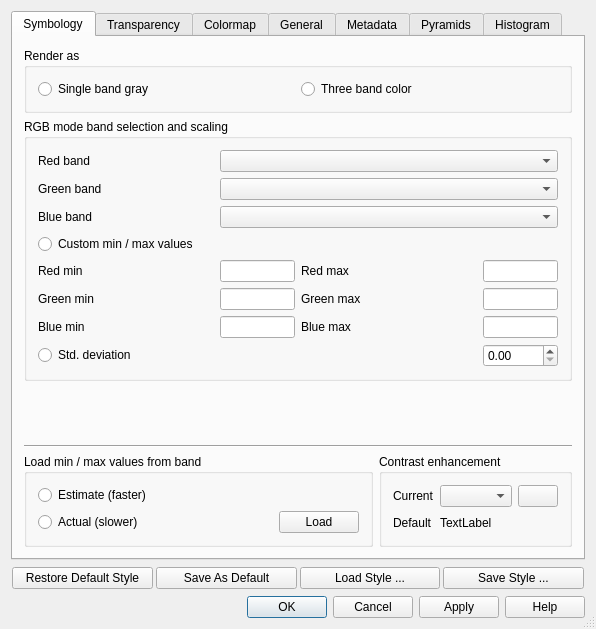
Before: the Qt Designer form src/ui/qgsrasterlayerpropertiesbase.ui in stopa85/Quantum-GIS, drawn with Qt 5.
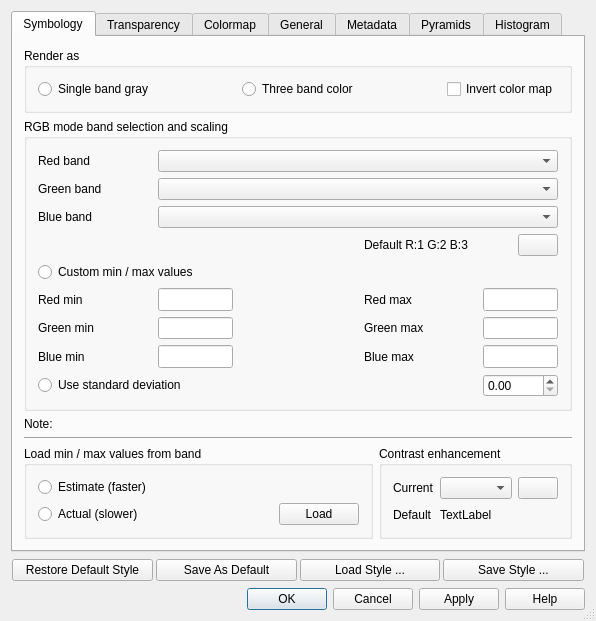
After: the same form once the commit is applied. The open tabs and pages were chosen to show the change. Icons and pictures are not drawn.

Patch:
```diff
--- a/src/ui/qgsrasterlayerpropertiesbase.ui
+++ b/src/ui/qgsrasterlayerpropertiesbase.ui
@@ -6,7 +6,7 @@
     <x>0</x>
     <y>0</y>
     <width>596</width>
-    <height>629</height>
+    <height>610</height>
    </rect>
   </property>
   <property name="windowTitle" >
@@ -37,21 +37,60 @@
          <property name="title" >
           <string>Render as</string>
          </property>
-         <layout class="QGridLayout" >
-          <item row="0" column="0" >
+         <layout class="QHBoxLayout" >
+          <item>
            <widget class="QRadioButton" name="rbtnSingleBand" >
             <property name="text" >
              <string>Single band gray</string>
             </property>
            </widget>
           </item>
-          <item row="0" column="1" >
+          <item>
+           <spacer>
+            <property name="orientation" >
+             <enum>Qt::Horizontal</enum>
+            </property>
+            <property name="sizeHint" >
+             <size>
+              <width>40</width>
+              <height>20</height>
+             </size>
+            </property>
+           </spacer>
+          </item>
+          <item>
            <widget class="QRadioButton" name="rbtnThreeBand" >
             <property name="text" >
              <string>Three band color</string>
             </property>
            </widget>
           </item>
+          <item>
+           <spacer>
+            <property name="orientation" >
+             <enum>Qt::Horizontal</enum>
+            </property>
+            <property name="sizeHint" >
+             <size>
+              <width>40</width>
+              <height>20</height>
+             </size>
+            </property>
+           </spacer>
+          </item>
+          <item>
+           <widget class="QCheckBox" name="cboxInvertColorMap" >
+            <property name="sizePolicy" >
+             <sizepolicy vsizetype="Fixed" hsizetype="Expanding" >
+              <horstretch>0</horstretch>
+              <verstretch>0</verstretch>
+             </sizepolicy>
+            </property>
+            <property name="text" >
+             <string>Invert color map</string>
+            </property>
+           </widget>
+          </item>
          </layout>
         </widget>
        </item>
@@ -96,7 +135,7 @@
                 </property>
                </widget>
               </item>
-              <item row="0" column="1" colspan="3" >
+              <item row="0" column="1" colspan="4" >
                <widget class="QComboBox" name="cboRed" >
                 <property name="sizePolicy" >
                  <sizepolicy vsizetype="Fixed" hsizetype="Expanding" >
@@ -128,7 +167,7 @@
                 </property>
                </widget>
               </item>
-              <item row="1" column="1" colspan="3" >
+              <item row="1" column="1" colspan="4" >
                <widget class="QComboBox" name="cboGreen" >
                 <property name="sizePolicy" >
                  <sizepolicy vsizetype="Fixed" hsizetype="Expanding" >
@@ -160,7 +199,7 @@
                 </property>
                </widget>
               </item>
-              <item row="2" column="1" colspan="3" >
+              <item row="2" column="1" colspan="4" >
                <widget class="QComboBox" name="cboBlue" >
                 <property name="sizePolicy" >
                  <sizepolicy vsizetype="Fixed" hsizetype="Expanding" >
@@ -182,14 +221,47 @@
                 </property>
                </widget>
               </item>
-              <item row="3" column="0" colspan="2" >
+              <item row="3" column="3" colspan="2" >
+               <layout class="QHBoxLayout" >
+                <item>
+                 <widget class="QLabel" name="labelDefaultBandCombination" >
+                  <property name="text" >
+                   <string>Default R:1 G:2 B:3</string>
+                  </property>
+                 </widget>
+                </item>
+                <item>
+                 <widget class="QPushButton" name="pbtnMakeBandCombinationDefault" >
+                  <property name="sizePolicy" >
+                   <sizepolicy vsizetype="Fixed" hsizetype="Fixed" >
+                    <horstretch>0</horstretch>
+                    <verstretch>0</verstretch>
+                   </sizepolicy>
+                  </property>
+                  <property name="toolTip" >
+                   <string>Save current band combination as default. This setting will be persistent between QGIS sessions.</string>
+                  </property>
+                  <property name="whatsThis" >
+                   <string>Save current band combination as a default. This setting will be persistent between QGIS sessions.</string>
+                  </property>
+                  <property name="text" >
+                   <string/>
+                  </property>
+                  <property name="icon" >
+                   <iconset>../../images/themes/default/mActionFileSave.png</iconset>
+                  </property>
+                 </widget>
+                </item>
+               </layout>
+              </item>
+              <item row="4" column="0" colspan="5" >
                <widget class="QRadioButton" name="rbtnThreeBandMinMax" >
                 <property name="text" >
                  <string>Custom min / max values</string>
                 </property>
                </widget>
               </item>
-              <item row="4" column="0" >
+              <item row="5" column="0" >
                <widget class="QLabel" name="lblRedMin" >
                 <property name="sizePolicy" >
                  <sizepolicy vsizetype="Minimum" hsizetype="MinimumExpanding" >
@@ -202,7 +274,7 @@
                 </property>
                </widget>
               </item>
-              <item row="4" column="1" >
+              <item row="5" column="1" >
                <widget class="QLineEdit" name="leRedMin" >
                 <property name="sizePolicy" >
                  <sizepolicy vsizetype="Minimum" hsizetype="Expanding" >
@@ -227,7 +299,20 @@
                 </property>
                </widget>
               </item>
-              <item row="4" column="2" >
+              <item row="5" column="2" >
+               <spacer>
+                <property name="orientation" >
+                 <enum>Qt::Horizontal</enum>
+                </property>
+                <property name="sizeHint" >
+                 <size>
+                  <width>119</width>
+                  <height>16</height>
+                 </size>
+                </property>
+               </spacer>
+              </item>
+              <item row="5" column="3" >
                <widget class="QLabel" name="lblRedMax" >
                 <property name="sizePolicy" >
                  <sizepolicy vsizetype="Minimum" hsizetype="MinimumExpanding" >
@@ -240,7 +325,7 @@
                 </property>
                </widget>
               </item>
-              <item row="4" column="3" >
+              <item row="5" column="4" >
                <widget class="QLineEdit" name="leRedMax" >
                 <property name="sizePolicy" >
                  <sizepolicy vsizetype="Minimum" hsizetype="Expanding" >
@@ -265,7 +350,7 @@
                 </property>
                </widget>
               </item>
-              <item row="5" column="0" >
+              <item row="6" column="0" >
                <widget class="QLabel" name="lblGreenMin" >
                 <property name="sizePolicy" >
                  <sizepolicy vsizetype="Minimum" hsizetype="MinimumExpanding" >
@@ -278,7 +363,7 @@
                 </property>
                </widget>
               </item>
-              <item row="5" column="1" >
+              <item row="6" column="1" >
                <widget class="QLineEdit" name="leGreenMin" >
                 <property name="sizePolicy" >
                  <sizepolicy vsizetype="Minimum" hsizetype="Expanding" >
@@ -303,7 +388,7 @@
                 </property>
                </widget>
               </item>
-              <item row="5" column="2" >
+              <item row="6" column="3" >
                <widget class="QLabel" name="lblGreenMax" >
                 <property name="sizePolicy" >
                  <sizepolicy vsizetype="Minimum" hsizetype="MinimumExpanding" >
@@ -316,7 +401,7 @@
                 </property>
                </widget>
               </item>
-              <item row="5" column="3" >
+              <item row="6" column="4" >
                <widget class="QLineEdit" name="leGreenMax" >
                 <property name="sizePolicy" >
                  <sizepolicy vsizetype="Minimum" hsizetype="Expanding" >
@@ -341,7 +426,7 @@
                 </property>
                </widget>
               </item>
-              <item row="6" column="0" >
+              <item row="7" column="0" >
                <widget class="QLabel" name="lblBlueMin" >
                 <property name="sizePolicy" >
                  <sizepolicy vsizetype="Minimum" hsizetype="MinimumExpanding" >
@@ -354,7 +439,7 @@
                 </property>
                </widget>
               </item>
-              <item row="6" column="1" >
+              <item row="7" column="1" >
                <widget class="QLineEdit" name="leBlueMin" >
                 <property name="sizePolicy" >
                  <sizepolicy vsizetype="Minimum" hsizetype="Expanding" >
@@ -379,7 +464,7 @@
                 </property>
                </widget>
               </item>
-              <item row="6" column="2" >
+              <item row="7" column="3" >
                <widget class="QLabel" name="lblBlueMax" >
                 <property name="sizePolicy" >
                  <sizepolicy vsizetype="Minimum" hsizetype="MinimumExpanding" >
@@ -392,7 +477,7 @@
                 </property>
                </widget>
               </item>
-              <item row="6" column="3" >
+              <item row="7" column="4" >
                <widget class="QLineEdit" name="leBlueMax" >
                 <property name="sizePolicy" >
                  <sizepolicy vsizetype="Minimum" hsizetype="Expanding" >
@@ -417,14 +502,14 @@
                 </property>
                </widget>
               </item>
-              <item row="7" column="0" colspan="2" >
+              <item row="8" column="0" colspan="2" >
                <widget class="QRadioButton" name="rbtnThreeBandStdDev" >
                 <property name="text" >
-                 <string>Std. deviation</string>
+                 <string>Use standard deviation</string>
                 </property>
                </widget>
               </item>
-              <item row="7" column="3" >
+              <item row="8" column="4" >
                <widget class="QDoubleSpinBox" name="sboxThreeBandStdDev" >
                 <property name="maximum" >
                  <double>10.000000000000000</double>
@@ -514,20 +599,7 @@
                 </property>
                </widget>
               </item>
-              <item row="2" column="1" colspan="6" >
-               <widget class="QCheckBox" name="cboxInvertColorMap" >
-                <property name="sizePolicy" >
-                 <sizepolicy vsizetype="Fixed" hsizetype="Expanding" >
-                  <horstretch>0</horstretch>
-                  <verstretch>0</verstretch>
-                 </sizepolicy>
-                </property>
-                <property name="text" >
-                 <string>Invert color map</string>
-                </property>
-               </widget>
-              </item>
-              <item row="3" column="0" colspan="2" >
+              <item row="4" column="0" colspan="2" >
                <widget class="QRadioButton" name="rbtnSingleBandMinMax" >
                 <property name="text" >
                  <string>Custom min / max values</string>
@@ -630,18 +702,18 @@
                 </property>
                </widget>
               </item>
-              <item row="5" column="0" colspan="7" >
-               <widget class="QLabel" name="lblMinMaxEstimateWarning" >
-                <property name="sizePolicy" >
-                 <sizepolicy vsizetype="Maximum" hsizetype="Expanding" >
-                  <horstretch>0</horstretch>
-                  <verstretch>0</verstretch>
-                 </sizepolicy>
+              <item row="2" column="1" >
+               <spacer>
+                <property name="orientation" >
+                 <enum>Qt::Vertical</enum>
                 </property>
-                <property name="text" >
-                 <string>Estimate note:</string>
+                <property name="sizeHint" >
+                 <size>
+                  <width>20</width>
+                  <height>40</height>
+                 </size>
                 </property>
-               </widget>
+               </spacer>
               </item>
              </layout>
             </widget>
@@ -650,14 +722,21 @@
          </widget>
         </widget>
        </item>
-       <item row="3" column="0" colspan="2" >
+       <item row="2" column="0" colspan="2" >
+        <widget class="QLabel" name="lblMinMaxEstimateWarning" >
+         <property name="text" >
+          <string>Note:</string>
+         </property>
+        </widget>
+       </item>
+       <item row="4" column="0" colspan="2" >
         <widget class="Line" name="line" >
          <property name="orientation" >
           <enum>Qt::Horizontal</enum>
          </property>
         </widget>
        </item>
-       <item row="4" column="0" >
+       <item row="5" column="0" >
         <widget class="QGroupBox" name="groupBox_2" >
          <property name="title" >
           <string>Load min / max values from band</string>
@@ -713,17 +792,17 @@
          </layout>
         </widget>
        </item>
-       <item row="4" column="1" >
+       <item row="5" column="1" >
         <widget class="QGroupBox" name="groupBox_8" >
          <property name="title" >
           <string>Contrast enhancement</string>
          </property>
          <layout class="QGridLayout" >
           <property name="horizontalSpacing" >
-           <number>-1</number>
+           <number>6</number>
           </property>
           <property name="verticalSpacing" >
-           <number>-1</number>
+           <number>6</number>
           </property>
           <item row="0" column="0" >
            <widget class="QLabel" name="labelContrastEnhancement" >
@@ -790,19 +869,6 @@
          </layout>
         </widget>
        </item>
-       <item row="2" column="0" >
-        <spacer>
-         <property name="orientation" >
-          <enum>Qt::Vertical</enum>
-         </property>
-         <property name="sizeHint" >
-          <size>
-           <width>20</width>
-           <height>0</height>
-          </size>
-         </property>
-        </spacer>
-       </item>
       </layout>
      </widget>
      <widget class="QWidget" name="tabPageTransparency" >
```
Left out of the diff: 246 changed lines with no effect on the pictures.
